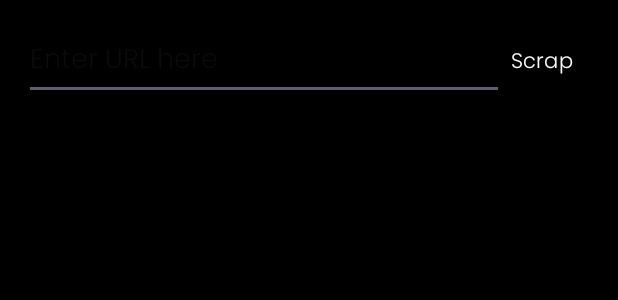
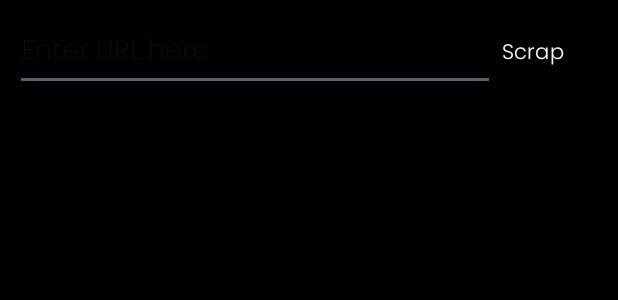
Before and after one commit to Aatrick/Novel-Scraper, an Android app: the layout activity_main.xml on its own in the app's theme, with its tools: preview values and no code run, on a phone screen of 412 x 824 dp. Shown: the top 300 px of the screen. Run offline under Robolectric (Android 15) with nearby library versions, the phone set to English and light mode, and no system bars.

Commit message:
xml cleanup

```diff
--- a/app/src/main/res/layout/activity_main.xml
+++ b/app/src/main/res/layout/activity_main.xml
@@ -3,7 +3,7 @@
     xmlns:tools="http://schemas.android.com/tools"
     android:layout_width="match_parent"
     android:layout_height="match_parent"
-    android:padding="16dp"
+    android:padding="10dp"
     android:background="#000000"
     tools:context=".MainActivity">
 
@@ -17,8 +17,9 @@
             android:layout_width="320dp"
             android:layout_height="wrap_content"
             android:fontFamily="@font/poppins_light"
-            android:hint="Enter URL here"
-            android:inputType="textUri" />
+            android:hint="@string/enter_url_here"
+            android:inputType="textUri"
+            android:autofillHints="" />
 
         <Button
             android:id="@+id/scrapButton"
@@ -27,26 +28,27 @@
             android:backgroundTint="#00000000"
             android:fontFamily="@font/poppins_light"
             android:padding="0dp"
-            android:text="Scrap"
+            android:text="@string/scrap"
             android:textColor="#FFFFFF"
             android:textColorHighlight="#000000"
             android:textColorHint="#000000"
-            android:textColorLink="#000000" />
+            android:textColorLink="#000000"
+            tools:ignore="TextSizeCheck,TouchTargetSizeCheck,VisualLintBounds" />
 
     </LinearLayout>
 
     <ScrollView
         android:id="@+id/scrollView"
-        android:layout_width="340dp"
+        android:layout_width="match_parent"
         android:layout_height="800dp"
         android:layout_below="@id/urlInput"
         android:layout_marginTop="51dp"
-        tools:ignore="NotSibling">
+        tools:ignore="NotSibling,SpeakableTextPresentCheck">
 
         <LinearLayout
             android:id="@+id/parentLayout"
             android:layout_width="match_parent"
             android:layout_height="wrap_content"
-            android:orientation="vertical"></LinearLayout>
+            android:orientation="vertical" />
     </ScrollView>
 </RelativeLayout>
--- a/app/src/main/res/values/strings.xml
+++ b/app/src/main/res/values/strings.xml
@@ -1,3 +1,5 @@
 <resources>
     <string name="app_name">webScraping</string>
+    <string name="enter_url_here">Enter URL here</string>
+    <string name="scrap">Scrap</string>
 </resources>
```
